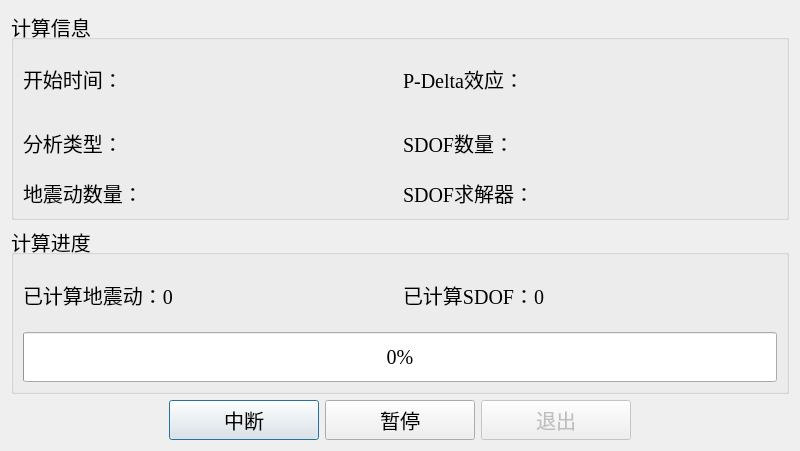
Qt form ui/Win.ui (WenchenLie/NRSA) before a commit.
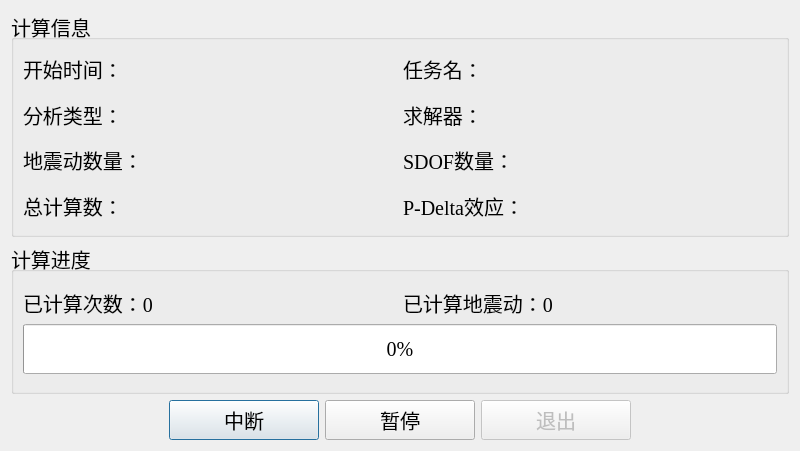
The same form after that commit.

Commit message: 优化求解任务

What changed in the file:
```diff
--- a/ui/Win.ui
+++ b/ui/Win.ui
@@ -31,85 +31,13 @@
   <property name="windowTitle">
    <string>非线性SDOF时程分析监控器</string>
   </property>
-  <layout class="QVBoxLayout" name="verticalLayout_2" stretch="5,4,2">
+  <layout class="QVBoxLayout" name="verticalLayout_2" stretch="6,4,4,0">
    <item>
     <widget class="QGroupBox" name="groupBox_2">
      <property name="title">
       <string>计算信息</string>
      </property>
-     <layout class="QGridLayout" name="gridLayout" rowstretch="0,0,0">
-      <item row="1" column="1">
-       <layout class="QHBoxLayout" name="horizontalLayout_6">
-        <item>
-         <widget class="QLabel" name="label_3">
-          <property name="maximumSize">
-           <size>
-            <width>16777215</width>
-            <height>16777215</height>
-           </size>
-          </property>
-          <property name="baseSize">
-           <size>
-            <width>0</width>
-            <height>30</height>
-           </size>
-          </property>
-          <property name="text">
-           <string>SDOF数量：</string>
-          </property>
-         </widget>
-        </item>
-        <item>
-         <spacer name="horizontalSpacer_6">
-          <property name="orientation">
-           <enum>Qt::Horizontal</enum>
-          </property>
-          <property name="sizeHint" stdset="0">
-           <size>
-            <width>40</width>
-            <height>20</height>
-           </size>
-          </property>
-         </spacer>
-        </item>
-       </layout>
-      </item>
-      <item row="2" column="0">
-       <layout class="QHBoxLayout" name="horizontalLayout_7">
-        <item>
-         <widget class="QLabel" name="label_4">
-          <property name="maximumSize">
-           <size>
-            <width>16777215</width>
-            <height>16777215</height>
-           </size>
-          </property>
-          <property name="baseSize">
-           <size>
-            <width>0</width>
-            <height>30</height>
-           </size>
-          </property>
-          <property name="text">
-           <string>地震动数量：</string>
-          </property>
-         </widget>
-        </item>
-        <item>
-         <spacer name="horizontalSpacer_7">
-          <property name="orientation">
-           <enum>Qt::Horizontal</enum>
-          </property>
-          <property name="sizeHint" stdset="0">
-           <size>
-            <width>40</width>
-            <height>20</height>
-           </size>
-          </property>
-         </spacer>
-        </item>
-       </layout>
-      </item>
+     <layout class="QGridLayout" name="gridLayout">
       <item row="0" column="0">
        <layout class="QHBoxLayout" name="horizontalLayout_3">
         <item>
@@ -123,7 +51,7 @@
           <property name="maximumSize">
            <size>
             <width>16777215</width>
-            <height>60</height>
+            <height>16777215</height>
            </size>
           </property>
           <property name="text">
@@ -146,14 +74,74 @@
         </item>
        </layout>
       </item>
-      <item row="2" column="1">
+      <item row="0" column="1">
+       <layout class="QHBoxLayout" name="horizontalLayout_10">
+        <item>
+         <widget class="QLabel" name="label_10">
+          <property name="text">
+           <string>任务名：</string>
+          </property>
+         </widget>
+        </item>
+        <item>
+         <spacer name="horizontalSpacer_10">
+          <property name="orientation">
+           <enum>Qt::Horizontal</enum>
+          </property>
+          <property name="sizeHint" stdset="0">
+           <size>
+            <width>40</width>
+            <height>20</height>
+           </size>
+          </property>
+         </spacer>
+        </item>
+       </layout>
+      </item>
+      <item row="1" column="0">
+       <layout class="QHBoxLayout" name="horizontalLayout_5">
+        <item>
+         <widget class="QLabel" name="label_2">
+          <property name="maximumSize">
+           <size>
+            <width>16777215</width>
+            <height>16777215</height>
+           </size>
+          </property>
+          <property name="baseSize">
+           <size>
+            <width>0</width>
+            <height>0</height>
+           </size>
+          </property>
+          <property name="text">
+           <string>分析类型：</string>
+          </property>
+         </widget>
+        </item>
+        <item>
+         <spacer name="horizontalSpacer_5">
+          <property name="orientation">
+           <enum>Qt::Horizontal</enum>
+          </property>
+          <property name="sizeHint" stdset="0">
+           <size>
+            <width>40</width>
+            <height>20</height>
+           </size>
+          </property>
+         </spacer>
+        </item>
+       </layout>
+      </item>
+      <item row="1" column="1">
        <layout class="QHBoxLayout" name="horizontalLayout_8">
         <item>
          <widget class="QLabel" name="label_8">
           <property name="maximumSize">
            <size>
             <width>16777215</width>
-            <height>30</height>
+            <height>16777215</height>
            </size>
           </property>
           <property name="baseSize">
@@ -163,7 +151,7 @@
            </size>
           </property>
           <property name="text">
-           <string>SDOF求解器：</string>
+           <string>求解器：</string>
           </property>
          </widget>
         </item>
@@ -182,14 +170,110 @@
         </item>
        </layout>
       </item>
-      <item row="0" column="1">
+      <item row="2" column="0">
+       <layout class="QHBoxLayout" name="horizontalLayout_7">
+        <item>
+         <widget class="QLabel" name="label_4">
+          <property name="maximumSize">
+           <size>
+            <width>16777215</width>
+            <height>16777215</height>
+           </size>
+          </property>
+          <property name="baseSize">
+           <size>
+            <width>0</width>
+            <height>0</height>
+           </size>
+          </property>
+          <property name="text">
+           <string>地震动数量：</string>
+          </property>
+         </widget>
+        </item>
+        <item>
+         <spacer name="horizontalSpacer_7">
+          <property name="orientation">
+           <enum>Qt::Horizontal</enum>
+          </property>
+          <property name="sizeHint" stdset="0">
+           <size>
+            <width>40</width>
+            <height>20</height>
+           </size>
+          </property>
+         </spacer>
+        </item>
+       </layout>
+      </item>
+      <item row="2" column="1">
+       <layout class="QHBoxLayout" name="horizontalLayout_6">
+        <item>
+         <widget class="QLabel" name="label_3">
+          <property name="maximumSize">
+           <size>
+            <width>16777215</width>
+            <height>16777215</height>
+           </size>
+          </property>
+          <property name="baseSize">
+           <size>
+            <width>0</width>
+            <height>0</height>
+           </size>
+          </property>
+          <property name="text">
+           <string>SDOF数量：</string>
+          </property>
+         </widget>
+        </item>
+        <item>
+         <spacer name="horizontalSpacer_6">
+          <property name="orientation">
+           <enum>Qt::Horizontal</enum>
+          </property>
+          <property name="sizeHint" stdset="0">
+           <size>
+            <width>40</width>
+            <height>20</height>
+           </size>
+          </property>
+         </spacer>
+        </item>
+       </layout>
+      </item>
+      <item row="3" column="0">
+       <layout class="QHBoxLayout" name="horizontalLayout_9">
+        <item>
+         <widget class="QLabel" name="label_9">
+          <property name="text">
+           <string>总计算数：</string>
+          </property>
+         </widget>
+        </item>
+        <item>
+         <spacer name="horizontalSpacer_9">
+          <property name="orientation">
+           <enum>Qt::Horizontal</enum>
+          </property>
+          <property name="sizeHint" stdset="0">
+           <size>
+            <width>40</width>
+            <height>20</height>
+           </size>
+          </property>
+         </spacer>
+        </item>
+       </layout>
+      </item>
+      <item row="3" column="1">
        <layout class="QHBoxLayout" name="horizontalLayout_4">
         <item>
          <widget class="QLabel" name="label_5">
           <property name="maximumSize">
            <size>
             <width>16777215</width>
-            <height>60</height>
+            <height>16777215</height>
            </size>
           </property>
           <property name="baseSize">
@@ -218,42 +302,6 @@
         </item>
        </layout>
       </item>
-      <item row="1" column="0">
-       <layout class="QHBoxLayout" name="horizontalLayout_5">
-        <item>
-         <widget class="QLabel" name="label_2">
-          <property name="maximumSize">
-           <size>
-            <width>16777215</width>
-            <height>16777215</height>
-           </size>
-          </property>
-          <property name="baseSize">
-           <size>
-            <width>0</width>
-            <height>0</height>
-           </size>
-          </property>
-          <property name="text">
-           <string>分析类型：</string>
-          </property>
-         </widget>
-        </item>
-        <item>
-         <spacer name="horizontalSpacer_5">
-          <property name="orientation">
-           <enum>Qt::Horizontal</enum>
-          </property>
-          <property name="sizeHint" stdset="0">
-           <size>
-            <width>40</width>
-            <height>20</height>
-           </size>
-          </property>
-         </spacer>
-        </item>
-       </layout>
-      </item>
      </layout>
     </widget>
    </item>
@@ -267,25 +315,6 @@
        <layout class="QVBoxLayout" name="verticalLayout" stretch="1,3">
         <item>
          <layout class="QHBoxLayout" name="horizontalLayout_2" stretch="1,1">
-          <item>
-           <widget class="QLabel" name="label_6">
-            <property name="minimumSize">
-             <size>
-              <width>0</width>
-              <height>30</height>
-             </size>
-            </property>
-            <property name="maximumSize">
-             <size>
-              <width>16777215</width>
-              <height>30</height>
-             </size>
-            </property>
-            <property name="text">
-             <string>已计算地震动：0</string>
-            </property>
-           </widget>
-          </item>
           <item>
            <widget class="QLabel" name="label_7">
             <property name="minimumSize">
@@ -301,7 +330,26 @@
              </size>
             </property>
             <property name="text">
-             <string>已计算SDOF：0</string>
+             <string>已计算次数：0</string>
+            </property>
+           </widget>
+          </item>
+          <item>
+           <widget class="QLabel" name="label_6">
+            <property name="minimumSize">
+             <size>
+              <width>0</width>
+              <height>30</height>
+             </size>
+            </property>
+            <property name="maximumSize">
+             <size>
+              <width>16777215</width>
+              <height>30</height>
+             </size>
+            </property>
+            <property name="text">
+             <string>已计算地震动：0</string>
             </property>
            </widget>
           </item>
@@ -397,6 +445,19 @@
      </item>
     </layout>
    </item>
+   <item>
+    <spacer name="verticalSpacer">
+     <property name="orientation">
+      <enum>Qt::Vertical</enum>
+     </property>
+     <property name="sizeHint" stdset="0">
+      <size>
+       <width>20</width>
+       <height>0</height>
+      </size>
+     </property>
+    </spacer>
+   </item>
   </layout>
  </widget>
  <resources/>
```
Left out of the diff: 2 changed lines with no effect on the pictures. The commit also changes 4 other files.
